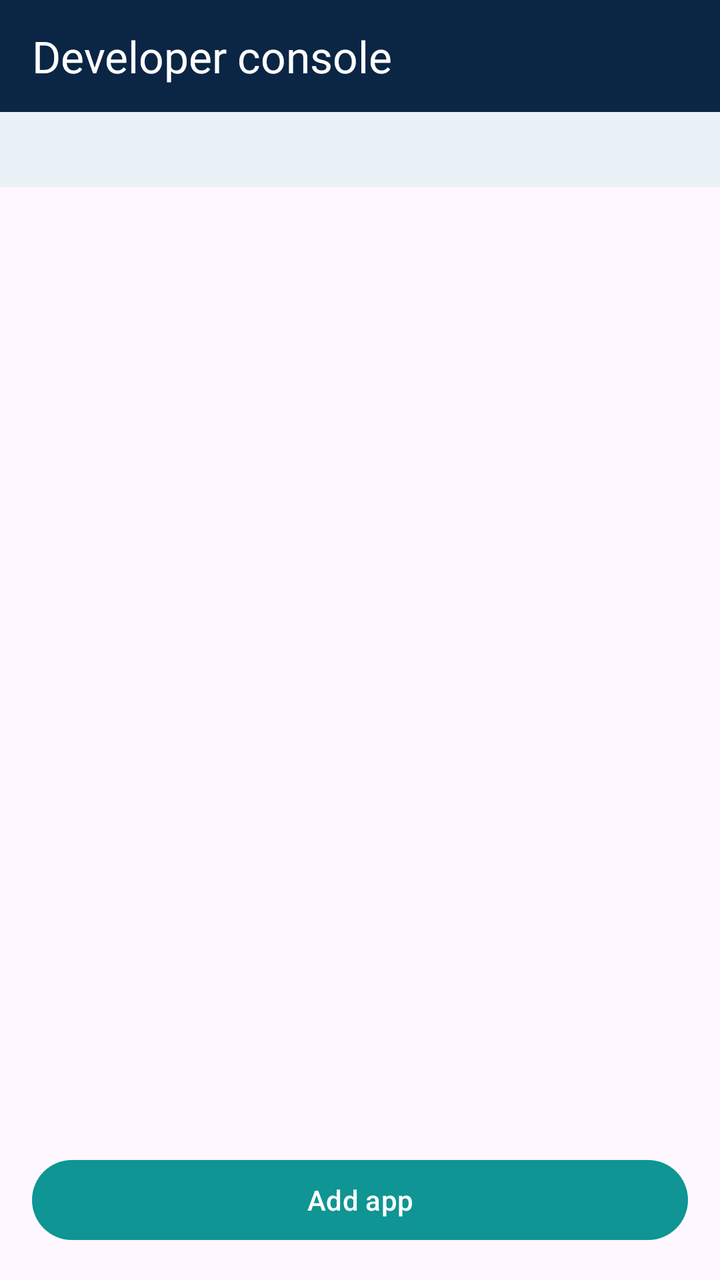
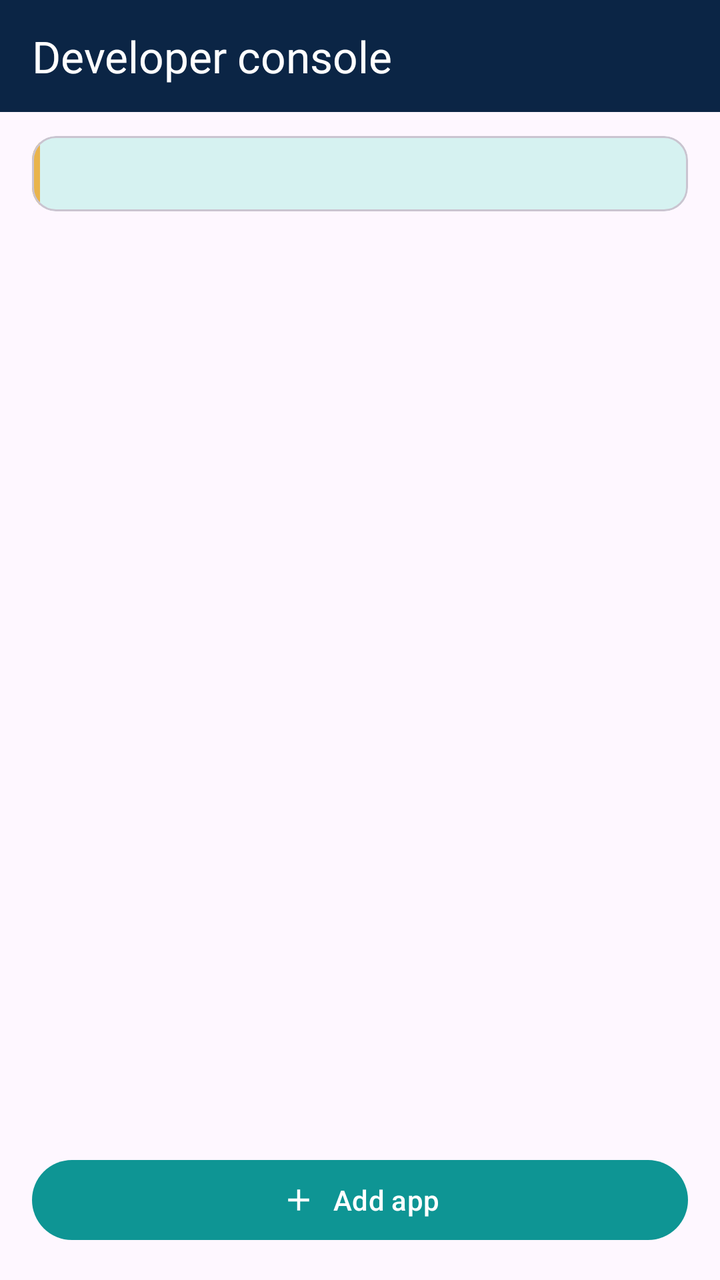

Compare the two renders of this Android layout. The source of the first and the diff that turns it into the second are given below.
<!-- AndroidManifest.xml: application theme Theme.GoharStore -->
<!-- res/layout/activity_admin.xml -->
<?xml version="1.0" encoding="utf-8"?>
<LinearLayout xmlns:android="http://schemas.android.com/apk/res/android"
    xmlns:app="http://schemas.android.com/apk/res-auto"
    android:layout_width="match_parent"
    android:layout_height="match_parent"
    android:fitsSystemWindows="true"
    android:orientation="vertical">

    <com.google.android.material.appbar.AppBarLayout
        android:layout_width="match_parent"
        android:layout_height="wrap_content">

        <androidx.appcompat.widget.Toolbar
            android:id="@+id/toolbar"
            android:layout_width="match_parent"
            android:layout_height="@dimen/toolbar_height"
            android:background="@color/gohar_navy"
            app:title="@string/developer_console"
            app:titleTextColor="@android:color/white" />

    </com.google.android.material.appbar.AppBarLayout>

    
    <TextView
        android:id="@+id/statusLine"
        android:layout_width="match_parent"
        android:layout_height="wrap_content"
        android:background="#EAF2F8"
        android:paddingStart="16dp"
        android:paddingTop="10dp"
        android:paddingEnd="16dp"
        android:paddingBottom="10dp"
        android:textSize="13sp" />

    <FrameLayout
        android:layout_width="match_parent"
        android:layout_height="0dp"
        android:layout_weight="1">

        <androidx.recyclerview.widget.RecyclerView
            android:id="@+id/recycler"
            android:layout_width="match_parent"
            android:layout_height="match_parent"
            android:clipToPadding="false"
            android:paddingBottom="8dp" />

        <ProgressBar
            android:id="@+id/loading"
            android:layout_width="wrap_content"
            android:layout_height="wrap_content"
            android:layout_gravity="center"
            android:visibility="gone" />

        
        <LinearLayout
            android:id="@+id/errorView"
            android:layout_width="match_parent"
            android:layout_height="wrap_content"
            android:layout_gravity="center"
            android:gravity="center"
            android:orientation="vertical"
            android:padding="24dp"
            android:visibility="gone">

            <TextView
                android:id="@+id/errorText"
                android:layout_width="wrap_content"
                android:layout_height="wrap_content"
                android:gravity="center"
                android:text="@string/admin_load_error"
                android:textSize="15sp" />

            <com.google.android.material.button.MaterialButton
                android:id="@+id/retryButton"
                android:layout_width="wrap_content"
                android:layout_height="wrap_content"
                android:layout_marginTop="16dp"
                android:text="@string/admin_retry"
                app:backgroundTint="@color/gohar_teal"
                app:cornerRadius="20dp" />

            <com.google.android.material.button.MaterialButton
                android:id="@+id/useCurrentButton"
                style="@style/Widget.Material3.Button.OutlinedButton"
                android:layout_width="wrap_content"
                android:layout_height="wrap_content"
                android:layout_marginTop="10dp"
                android:text="@string/admin_use_current"
                app:cornerRadius="20dp" />

        </LinearLayout>

        <TextView
            android:id="@+id/emptyState"
            android:layout_width="wrap_content"
            android:layout_height="wrap_content"
            android:layout_gravity="center"
            android:gravity="center"
            android:padding="32dp"
            android:text="@string/no_apps_search"
            android:textSize="15sp"
            android:visibility="gone" />

    </FrameLayout>

    <LinearLayout
        android:layout_width="match_parent"
        android:layout_height="wrap_content"
        android:orientation="horizontal"
        android:padding="16dp">

        <com.google.android.material.button.MaterialButton
            android:id="@+id/addButton"
            android:layout_width="match_parent"
            android:layout_height="wrap_content"
            android:text="@string/admin_add_app"
            app:backgroundTint="@color/gohar_teal"
            app:cornerRadius="24dp" />

    </LinearLayout>

</LinearLayout>
<!-- resources referenced by this layout -->
<resources>
  <color name="gohar_navy">#0B2545</color>
  <color name="gohar_teal">#0E9594</color>
  <dimen name="toolbar_height">56dp</dimen>
  <string name="admin_add_app">Add app</string>
  <string name="admin_load_error">Could not load the catalogue from GitHub</string>
  <string name="admin_retry">Retry</string>
  <string name="admin_use_current">Use the store\'s current catalogue (read-only)</string>
  <string name="developer_console">Developer console</string>
  <string name="no_apps_search">No apps match that search.</string>
  <style name="Theme.GoharStore" parent="Theme.Material3.DayNight.NoActionBar">
          <item name="colorPrimary">@color/gohar_navy</item>
          <item name="colorPrimaryDark">@color/gohar_navy_dark</item>
          <item name="colorOnPrimary">@android:color/white</item>
          <item name="colorSecondary">@color/gohar_teal</item>
          <item name="colorSecondaryContainer">#D6F2F1</item>
          <item name="colorOnSecondary">@android:color/white</item>
          <item name="toolbarStyle">@style/Widget.GoharStore.Toolbar</item>
          
          <item name="android:statusBarColor">@color/gohar_navy</item>
          <item name="android:windowLightStatusBar">false</item>
      </style>
  <color name="gohar_navy_dark">#071A33</color>
  <style name="Widget.GoharStore.Toolbar" parent="Widget.Material3.Toolbar">
          <item name="android:background">@color/gohar_navy</item>
          <item name="titleTextColor">@android:color/white</item>
          <item name="subtitleTextColor">#C7D6E8</item>
      </style>
</resources>

<!-- the commit's change to res/layout/activity_admin.xml (unified diff, before → after) -->
@@ -21,16 +21,41 @@
     </com.google.android.material.appbar.AppBarLayout>
 
     
-    <TextView
-        android:id="@+id/statusLine"
+    <com.google.android.material.card.MaterialCardView
         android:layout_width="match_parent"
         android:layout_height="wrap_content"
-        android:background="#EAF2F8"
-        android:paddingStart="16dp"
-        android:paddingTop="10dp"
-        android:paddingEnd="16dp"
-        android:paddingBottom="10dp"
-        android:textSize="13sp" />
+        android:layout_marginStart="16dp"
+        android:layout_marginTop="12dp"
+        android:layout_marginEnd="16dp"
+        app:cardBackgroundColor="#D6F2F1"
+        app:cardCornerRadius="12dp"
+        app:cardElevation="0dp">
+
+        <LinearLayout
+            android:layout_width="match_parent"
+            android:layout_height="wrap_content"
+            android:orientation="horizontal">
+
+            <View
+                android:layout_width="4dp"
+                android:layout_height="match_parent"
+                android:background="@color/gohar_gold" />
+
+            <TextView
+                android:id="@+id/statusLine"
+                android:layout_width="0dp"
+                android:layout_height="wrap_content"
+                android:layout_weight="1"
+                android:paddingStart="12dp"
+                android:paddingTop="10dp"
+                android:paddingEnd="12dp"
+                android:paddingBottom="10dp"
+                android:textColor="@color/gohar_text"
+                android:textSize="13sp" />
+
+        </LinearLayout>
+
+    </com.google.android.material.card.MaterialCardView>
 
     <FrameLayout
         android:layout_width="match_parent"
@@ -115,7 +140,9 @@
             android:layout_height="wrap_content"
             android:text="@string/admin_add_app"
             app:backgroundTint="@color/gohar_teal"
-            app:cornerRadius="24dp" />
+            app:cornerRadius="24dp"
+            app:icon="@drawable/ic_add"
+            app:iconGravity="textStart" />
 
     </LinearLayout>
 
<!-- resource entries referenced after the edit -->
@@ -1,8 +1,21 @@
 <!-- resources referenced by this layout -->
 <resources>
+  <color name="gohar_gold">#E9B44C</color>
   <color name="gohar_navy">#0B2545</color>
   <color name="gohar_teal">#0E9594</color>
+  <color name="gohar_text">#14213D</color>
   <dimen name="toolbar_height">56dp</dimen>
+  <!-- drawable ic_add (drawable) -->
+  <?xml version="1.0" encoding="utf-8"?>
+  <vector xmlns:android="http://schemas.android.com/apk/res/android"
+      android:width="24dp"
+      android:height="24dp"
+      android:viewportWidth="24"
+      android:viewportHeight="24">
+      <path
+          android:fillColor="#000000"
+          android:pathData="M19,13h-6v6h-2v-6H5v-2h6V5h2v6h6v2z" />
+  </vector>
   <string name="admin_add_app">Add app</string>
   <string name="admin_load_error">Could not load the catalogue from GitHub</string>
   <string name="admin_retry">Retry</string>
